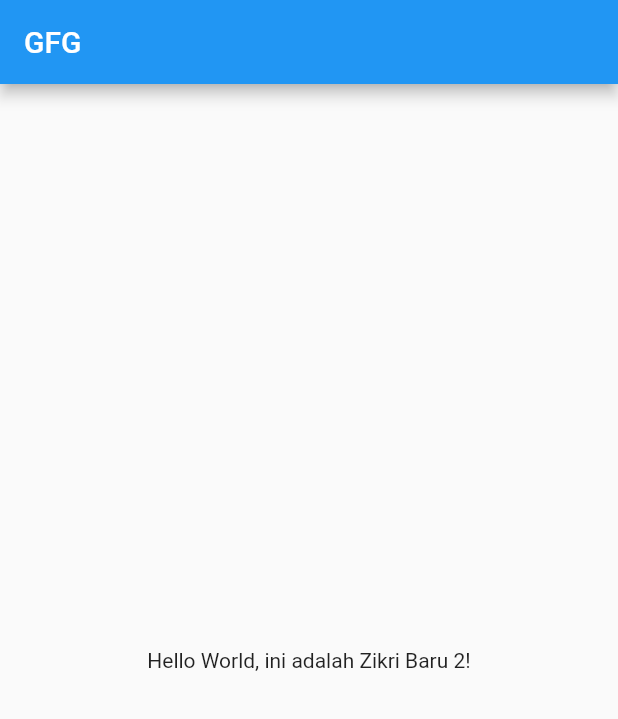
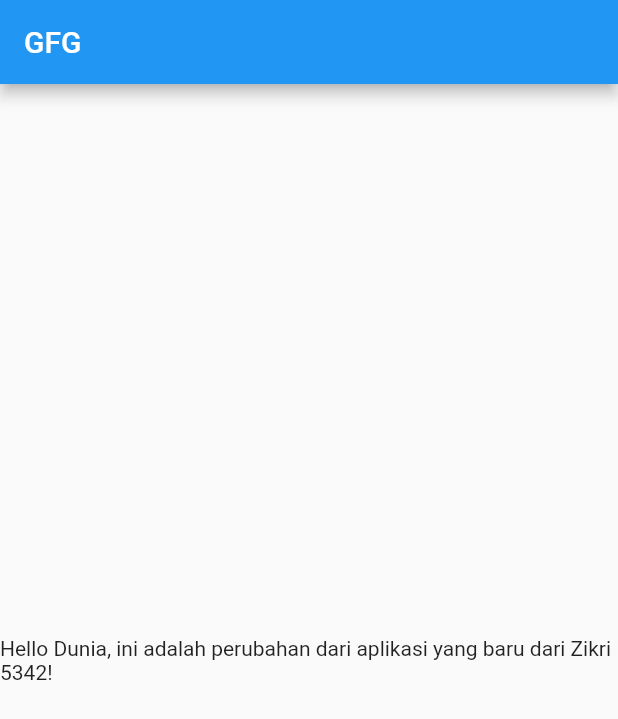
Before and after one commit to zikrikn/flutter-codespaces, a Flutter app: the screen it shows after launch, on a phone screen of 412 x 824 dp. Shown: the top 719 px of the screen. Run offline on Flutter 3.47's test engine with Material 2 defaults, Android fonts, the phone set to English and light mode, and no system bars.

Commit message:
ubah isi main

```diff
--- a/lib/main.dart
+++ b/lib/main.dart
@@ -19,7 +19,9 @@ class GeeksForGeeks extends StatelessWidget {
         // in it's title parameter
         title: const Text('GFG'),
       ),
-      body: const Center(child: Text('Hello World, ini adalah Zikri Baru 2!')),
+      body: const Center(
+          child: Text(
+              'Hello Dunia, ini adalah perubahan dari aplikasi yang baru dari Zikri 5342!')),
     ));
   }
 }
```
